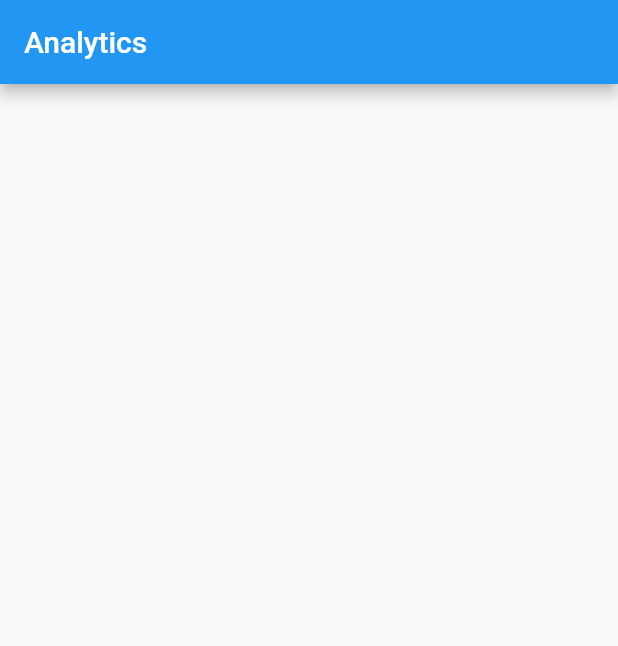
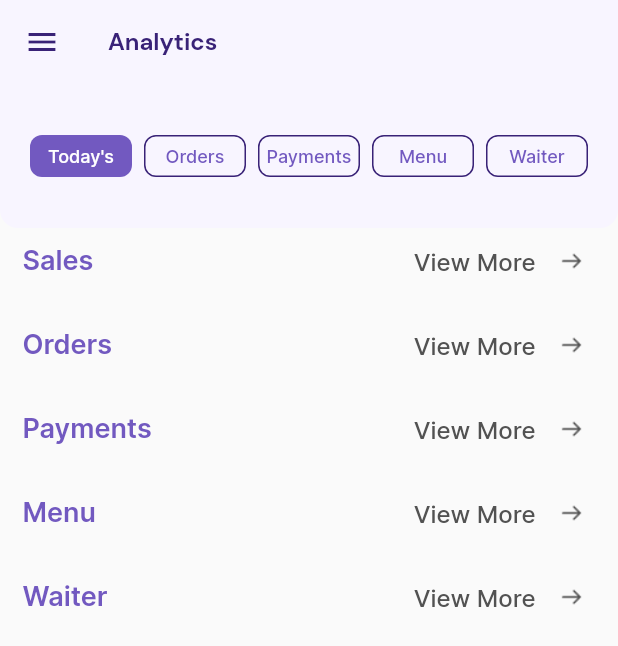
Before and after one commit to laila-nabil/analytics_screen_ui, a Flutter app: the screen it shows after launch, on a phone screen of 412 x 824 dp. Shown: the top 646 px of the screen. Run offline on Flutter 3.47's test engine with Material 2 defaults, Android fonts, the phone set to English and light mode, and no system bars.

Commit message:
Initial commit

```diff
--- a/lib/core/app_assets.dart
+++ b/lib/core/app_assets.dart
@@ -1,19 +1,19 @@
 abstract class AppAssets{
-  String  rightArrow = "assets/icons/Right_Icon_1.png";
-  String  arrowUpGreen = "assets/icons/arrow_up_green.png";
-  String  arrowDownPink = "assets/icons/arrow_down_pink.png";
-  String  clockGreen = "assets/icons/clock_green.png";
-  String  gridPink = "assets/icons/grid_pink.png";
-  String  bellYellowOutline = "assets/icons/bell_yellow_outline.png";
-  String  bellYellowFill = "assets/icons/bell_yellow_fill.png";
-  String  boxPink = "assets/icons/box_pink.png";
-  String  bagViolet = "assets/icons/bag_violet.png";
-  String  personVioletFill = "assets/icons/person_violet_fill.png";
-  String  sliderGreen = "assets/icons/slider_green.png";
-  String  peoplePink = "assets/icons/people_pink.png";
-  String  userSquareYellow = "assets/icons/user_square_yellow.png";
-  String  clockYellow = "assets/icons/clock_yellow.png";
-  String  cardRecieve = "assets/icons/card_recieve.png";
-  String  starYellow = "assets/icons/star_yellow.png";
-  String  starYellowOutline = "assets/icons/star_yellow_outline.png";
+  static String  rightArrow = "assets/icons/Right_Icon_1.png";
+  static String  arrowUpGreen = "assets/icons/arrow_up_green.png";
+  static String  arrowDownPink = "assets/icons/arrow_down_pink.png";
+  static String  clockGreen = "assets/icons/clock_green.png";
+  static String  gridPink = "assets/icons/grid_pink.png";
+  static String  bellYellowOutline = "assets/icons/bell_yellow_outline.png";
+  static String  bellYellowFill = "assets/icons/bell_yellow_fill.png";
+  static String  boxPink = "assets/icons/box_pink.png";
+  static String  bagViolet = "assets/icons/bag_violet.png";
+  static String  personVioletFill = "assets/icons/person_violet_fill.png";
+  static String  sliderGreen = "assets/icons/slider_green.png";
+  static String  peoplePink = "assets/icons/people_pink.png";
+  static String  userSquareYellow = "assets/icons/user_square_yellow.png";
+  static String  clockYellow = "assets/icons/clock_yellow.png";
+  static String  cardRecieve = "assets/icons/card_recieve.png";
+  static String  starYellow = "assets/icons/star_yellow.png";
+  static String  starYellowOutline = "assets/icons/star_yellow_outline.png";
 }
--- a/lib/main.dart
+++ b/lib/main.dart
@@ -14,7 +14,12 @@ class MyApp extends StatelessWidget {
   Widget build(BuildContext context) {
     return MaterialApp(
       title: 'AnalyticsScreen',
-      home: AnalyticsScreen()
+        theme: ThemeData(
+            colorScheme: ColorScheme.fromSwatch()
+                .copyWith(
+                primary: AppColors.violet800,
+                secondary: AppColors.violet400)),
+        home: AnalyticsScreen()
     );
   }
 }
--- a/lib/screens/analytics_screen.dart
+++ b/lib/screens/analytics_screen.dart
@@ -1,4 +1,8 @@
 import 'package:flutter/material.dart';
+
+import '../core/app_colors.dart';
+import '../widgets/menu_bar.dart';
+import '../widgets/section_title.dart';
 
 class AnalyticsScreen extends StatelessWidget {
   const AnalyticsScreen({Key? key}) : super(key: key);
@@ -6,7 +10,38 @@ class AnalyticsScreen extends StatelessWidget {
   @override
   Widget build(BuildContext context) {
     return Scaffold(
-      appBar: AppBar(title: Text("Analytics",),),
+      drawer: Container(),
+      appBar: AppBar(
+        iconTheme: IconThemeData(
+          color: AppColors.violet800,
+        ),
+        backgroundColor: AppColors.violet50,
+        title: Text(
+          "Analytics",
+          style: TextStyle(
+              color: AppColors.violet800,
+              fontFamily: "DMSans",
+              fontSize: 16,
+              fontWeight: FontWeight.w700),
+        ),
+        elevation: 0,
+      ),
+      body: Column(
+        children: [
+          CustomMenuBar(),
+          Padding(padding: EdgeInsets.symmetric(horizontal: 15),
+          child: Column(
+            children: [
+              SectionTitle(sectionTitle: "Sales",viewMore: (){},),
+              SectionTitle(sectionTitle: "Orders",viewMore: (){},),
+              SectionTitle(sectionTitle: "Payments",viewMore: (){},),
+              SectionTitle(sectionTitle: "Menu",viewMore: (){},),
+              SectionTitle(sectionTitle: "Waiter",viewMore: (){},),
+            ],
+          ),
+          )
+        ],
+      ),
     );
   }
 }
--- /dev/null
+++ b/lib/widgets/menu_bar.dart
@@ -0,0 +1,69 @@
+import 'package:flutter/material.dart';
+
+import '../core/app_colors.dart';
+
+class CustomMenuBar extends StatelessWidget {
+  const CustomMenuBar({Key? key}) : super(key: key);
+
+  @override
+  Widget build(BuildContext context) {
+    return Container(
+      height: 96,
+      width: double.infinity,
+      decoration: BoxDecoration(
+          color: AppColors.violet50,
+          borderRadius: BorderRadius.only(
+              bottomLeft: Radius.circular(12),
+              bottomRight: Radius.circular(12))),
+      alignment: Alignment.center,
+      child: SingleChildScrollView(
+        scrollDirection: Axis.horizontal,
+        child: Row(
+          children: [
+            MenuChip(title: "Today's", onTap: () {}, isSelected: true),
+            MenuChip(title: "Orders", onTap: () {}, isSelected: false),
+            MenuChip(title: "Payments", onTap: () {}, isSelected: false),
+            MenuChip(title: "Menu", onTap: () {}, isSelected: false),
+            MenuChip(title: "Waiter", onTap: () {}, isSelected: false),
+          ],
+        ),
+      ),
+    );
+  }
+}
+
+class MenuChip extends StatelessWidget {
+  const MenuChip(
+      {Key? key,
+      required this.title,
+      required this.onTap,
+      required this.isSelected})
+      : super(key: key);
+  final String title;
+  final void Function() onTap;
+  final bool isSelected;
+
+  @override
+  Widget build(BuildContext context) {
+    return Container(
+      width: 68,
+      height: 28,
+      margin: EdgeInsets.symmetric(horizontal: 4),
+      decoration: BoxDecoration(
+        color: isSelected ? AppColors.violet400 : AppColors.violet50,
+        border: isSelected ? null : Border.all(color: AppColors.violet800),
+        borderRadius: BorderRadius.circular(8),
+      ),
+      child: Center(
+        child: Text(
+          title,
+          style: TextStyle(
+              color: isSelected ? AppColors.white00 : AppColors.violet400,
+              fontFamily: "Inter",
+              fontSize: 12,
+              fontWeight: FontWeight.w500),
+        ),
+      ),
+    );
+  }
+}
--- /dev/null
+++ b/lib/widgets/section_title.dart
@@ -0,0 +1,48 @@
+import 'package:analytics_screen_ui/core/app_assets.dart';
+import 'package:flutter/material.dart';
+
+import '../core/app_colors.dart';
+
+class SectionTitle extends StatelessWidget {
+  const SectionTitle(
+      {Key? key, required this.sectionTitle, required this.viewMore})
+      : super(key: key);
+  final String sectionTitle;
+  final void Function() viewMore;
+
+  @override
+  Widget build(BuildContext context) {
+    return Container(
+      height: 44,
+      alignment: Alignment.center,
+      margin: EdgeInsets.only(bottom: 12),
+      child: Row(
+        mainAxisAlignment: MainAxisAlignment.spaceBetween,
+        children: [
+          Text(
+            sectionTitle,
+            style: TextStyle(
+                color: AppColors.violet400,
+                fontFamily: "Inter",
+                fontSize: 18,
+                fontWeight: FontWeight.w600),
+          ),
+          TextButton(onPressed: viewMore, child: Row(
+            children: [
+              Text(
+                "View More",
+                style: TextStyle(
+                    color: AppColors.neutral600,
+                    fontFamily: "Inter",
+                    fontSize: 16,
+                    fontWeight: FontWeight.w500),
+              ),
+              SizedBox(width: 16,),
+              Image.asset(AppAssets.rightArrow,width: 16,height: 16,)
+            ],
+          ),)
+        ],
+      ),
+    );
+  }
+}
```
Also changed, not shown: pubspec.yaml (+42 -13 lines), assets/fonts/inter/Inter-Black.ttf (added), assets/fonts/inter/Inter-Bold.ttf (added), assets/fonts/inter/Inter-ExtraBold.ttf (added), assets/fonts/inter/Inter-ExtraLight.ttf (added), assets/fonts/inter/Inter-Light.ttf (added), assets/fonts/inter/Inter-Medium.ttf (added), assets/fonts/inter/Inter-Regular.ttf (added), assets/fonts/inter/Inter-SemiBold.ttf (added), assets/fonts/inter/Inter-Thin.ttf (added).
